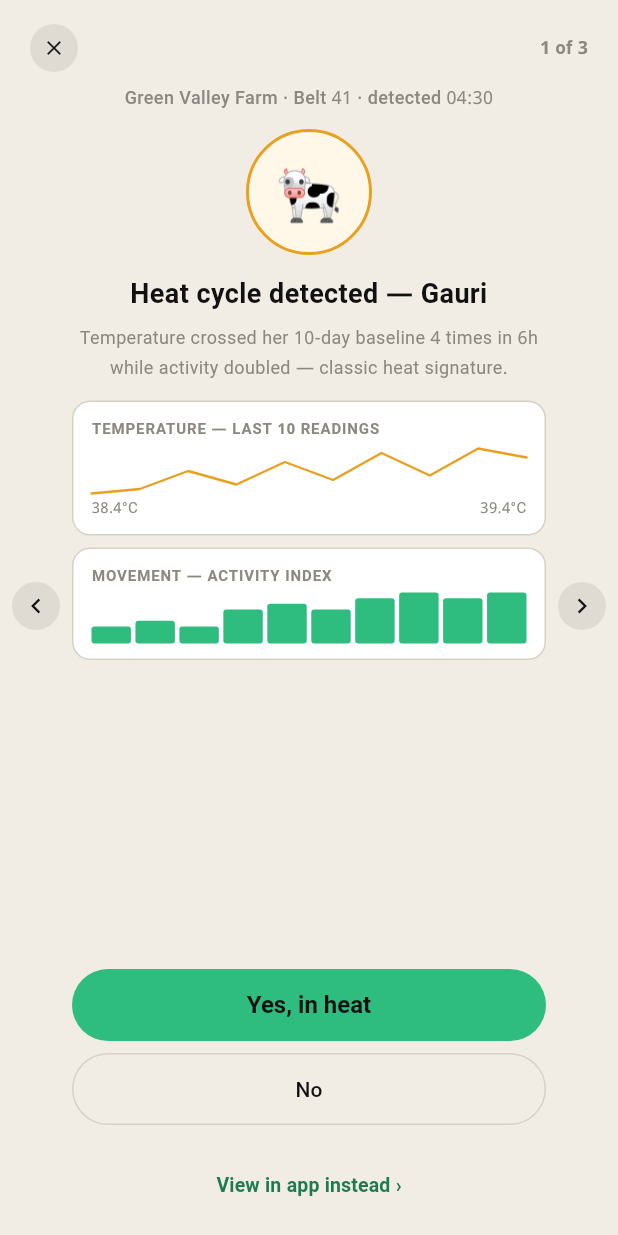
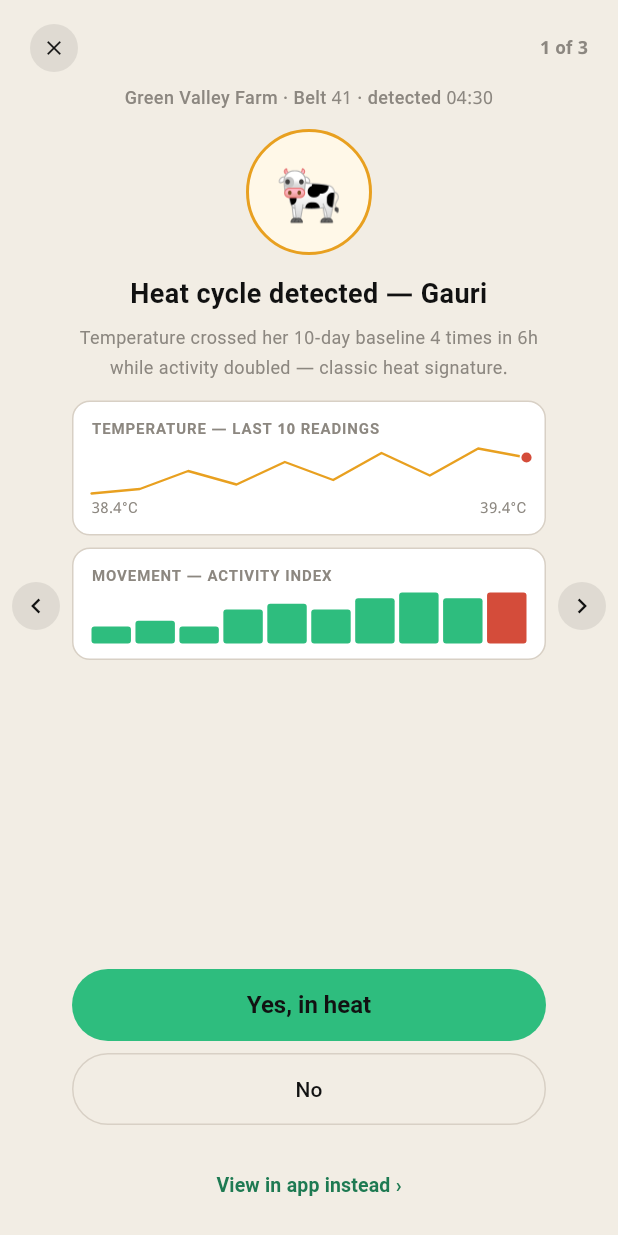
Before and after one commit to vaseey21/Vanix, a Flutter app: the HeatAlertScreen screen opened directly with empty values, on a phone screen of 412 x 824 dp. Run offline on Flutter 3.47's test engine with Material 3 defaults, Android fonts, the phone set to English and light mode, and no system bars.

Commit message:
auto: save changes

```diff
--- a/flutter_app/lib/screens/heat_alert_screen.dart
+++ b/flutter_app/lib/screens/heat_alert_screen.dart
@@ -217,13 +217,13 @@ class _AlertCard extends StatelessWidget {
           const SizedBox(height: 6),
           Text(data.reason, textAlign: TextAlign.center, style: TextStyle(fontSize: 12, color: isDark ? Colors.white.withOpacity(0.75) : VanixColors.textHint, height: 1.6)),
           const SizedBox(height: 12),
-          _GraphPanel(
+          GraphPanel(
             isDark: isDark,
             label: 'TEMPERATURE — LAST 10 READINGS',
             child: SizedBox(
               height: 34,
               width: double.infinity,
-              child: CustomPaint(painter: _SparklinePainter(data.temps)),
+              child: CustomPaint(painter: SparklinePainter(data.temps, highlightLast: true)),
             ),
             footer: Row(
               mainAxisAlignment: MainAxisAlignment.spaceBetween,
@@ -234,26 +234,10 @@ class _AlertCard extends StatelessWidget {
             ),
           ),
           const SizedBox(height: 8),
-          _GraphPanel(
+          GraphPanel(
             isDark: isDark,
             label: 'MOVEMENT — ACTIVITY INDEX',
-            child: SizedBox(
-              height: 34,
-              child: Row(
-                crossAxisAlignment: CrossAxisAlignment.end,
-                children: [
-                  for (var i = 0; i < data.moves.length; i++) ...[
-                    if (i > 0) const SizedBox(width: 3),
-                    Expanded(
-                      child: FractionallySizedBox(
-                        heightFactor: data.moves[i] / data.moves.reduce((a, b) => a > b ? a : b),
-                        child: Container(decoration: BoxDecoration(color: VanixColors.greenDeep, borderRadius: BorderRadius.circular(2))),
-                      ),
-                    ),
-                  ],
-                ],
-              ),
-            ),
+            child: MovementBars(values: data.moves, highlightLast: true),
           ),
                 ],
               ),
```
